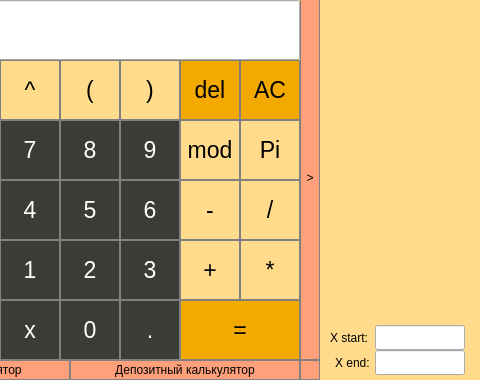
First picture: the form in src/view/view.ui, repository burshlatt/CPP_Qt_SmartCalc, before the edit; both pictures show x 160 to 640 and y 0 to 380 of the 960 by 380 pixel window.
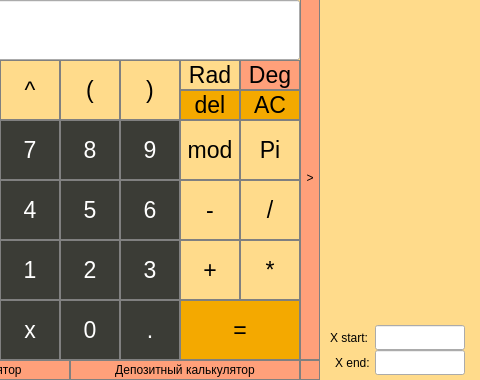
Second picture: the form after the edit. Custom widgets are drawn as their Qt base class.

```diff
--- a/src/view/view.ui
+++ b/src/view/view.ui
@@ -1003,9 +1003,9 @@
     <property name="geometry">
      <rect>
       <x>340</x>
-      <y>60</y>
+      <y>90</y>
       <width>60</width>
-      <height>60</height>
+      <height>30</height>
      </rect>
     </property>
     <property name="font">
@@ -1033,9 +1033,9 @@
     <property name="geometry">
      <rect>
       <x>400</x>
-      <y>60</y>
+      <y>90</y>
       <width>60</width>
-      <height>60</height>
+      <height>30</height>
      </rect>
     </property>
     <property name="font">
@@ -1520,6 +1520,56 @@
      <string>X value:</string>
     </property>
    </widget>
+   <widget class="QPushButton" name="rad">
+    <property name="geometry">
+     <rect>
+      <x>340</x>
+      <y>60</y>
+      <width>60</width>
+      <height>30</height>
+     </rect>
+    </property>
+    <property name="font">
+     <font>
+      <pointsize>17</pointsize>
+     </font>
+    </property>
+    <property name="styleSheet">
+     <string notr="true">QPushButton {
+  background-color: rgb(255, 219, 139);
+  color: black; 
+  border: 1px solid gray;
+}</string>
+    </property>
+    <property name="text">
+     <string>Rad</string>
+    </property>
+   </widget>
+   <widget class="QPushButton" name="deg">
+    <property name="geometry">
+     <rect>
+      <x>400</x>
+      <y>60</y>
+      <width>60</width>
+      <height>30</height>
+     </rect>
+    </property>
+    <property name="font">
+     <font>
+      <pointsize>17</pointsize>
+     </font>
+    </property>
+    <property name="styleSheet">
+     <string notr="true">QPushButton {
+  background-color: rgb(255, 160, 122);
+  color: black; 
+  border: 1px solid gray;
+}</string>
+    </property>
+    <property name="text">
+     <string>Deg</string>
+    </property>
+   </widget>
   </widget>
  </widget>
  <customwidgets>
```
